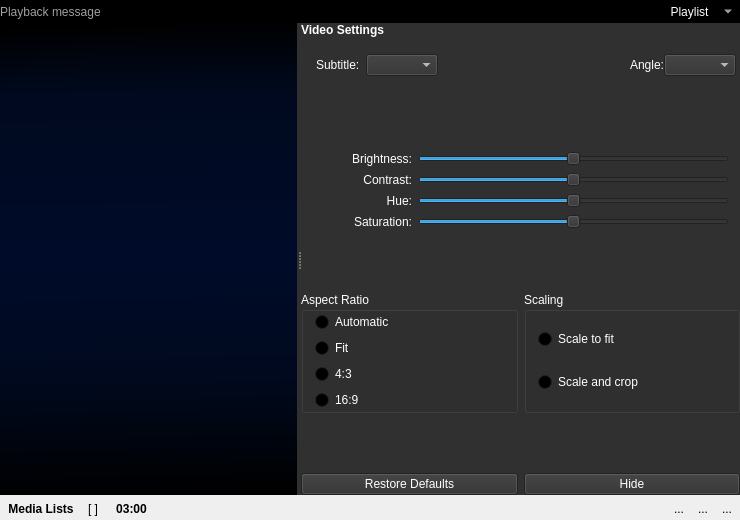
Qt form src/mainwindow.ui (KDE/bangarang) before a commit.
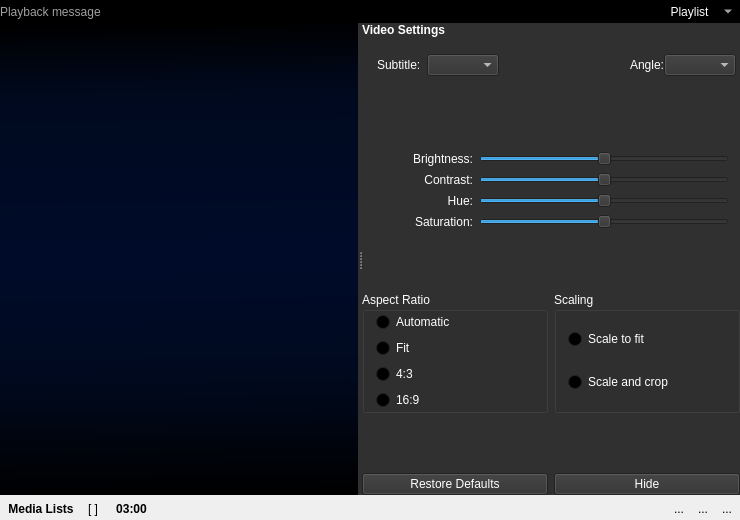
The same form after that commit. The open tabs and pages were chosen to show the change. Icons and pictures are not drawn. Custom widgets are drawn as their Qt base class.

Commit message: reduce default playlist size.

Patch:
```diff
--- a/src/mainwindow.ui
+++ b/src/mainwindow.ui
@@ -4003,6 +4003,12 @@
                  <enum>Qt::Horizontal</enum>
                 </property>
                 <widget class="QStackedWidget" name="viewerStack">
+                 <property name="sizePolicy">
+                  <sizepolicy hsizetype="Preferred" vsizetype="Preferred">
+                   <horstretch>10</horstretch>
+                   <verstretch>0</verstretch>
+                  </sizepolicy>
+                 </property>
                  <property name="minimumSize">
                   <size>
                    <width>250</width>
```
Left out of the diff: 6 changed lines with no effect on the pictures.
